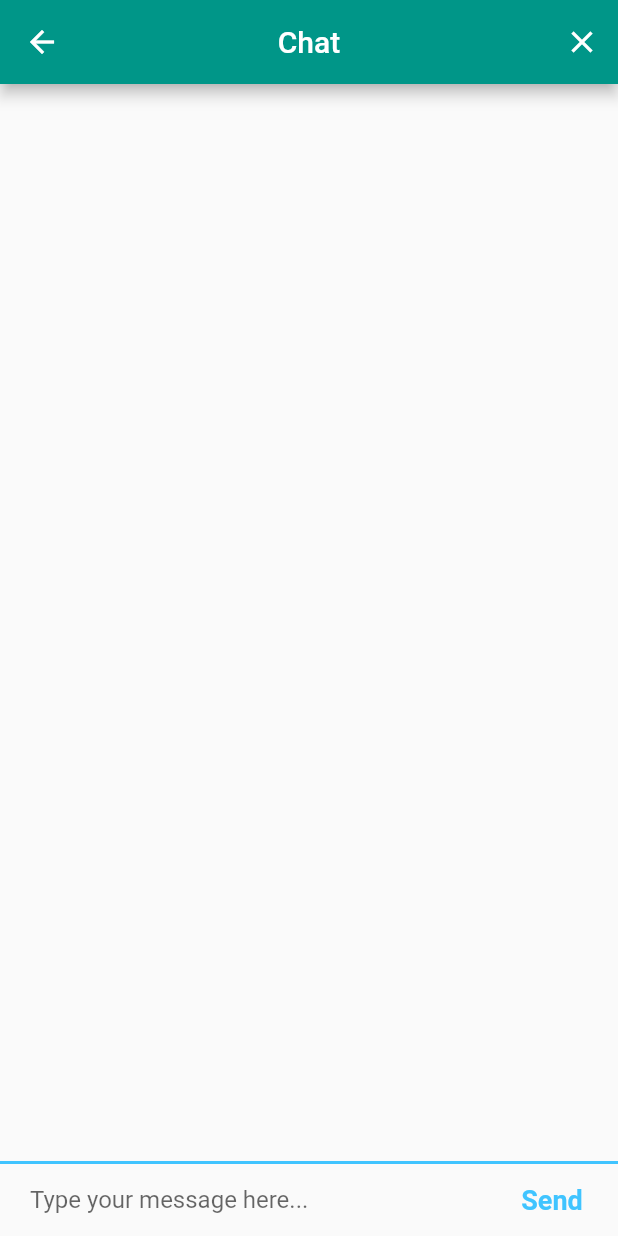
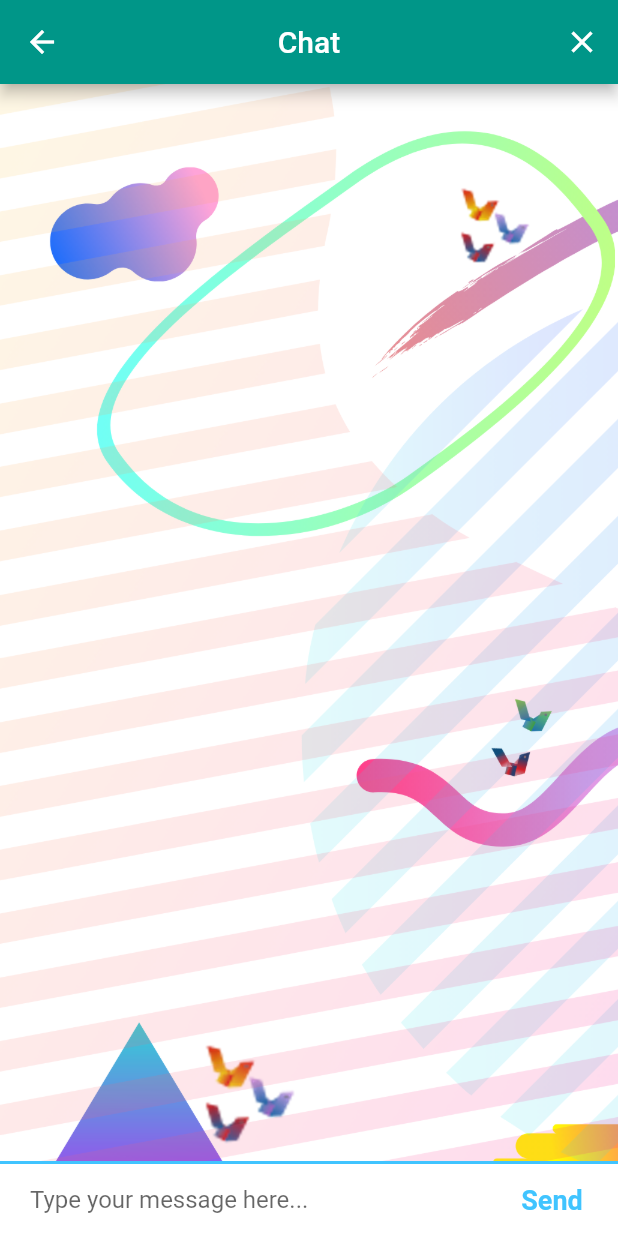
Before and after one commit to mokshkant7/HummingBird, a Flutter app: the ChatScreen screen opened by its route, on a phone screen of 412 x 824 dp. Run offline on Flutter 3.47's test engine with Material 2 defaults, Android fonts, the phone set to English and light mode, and no system bars; our stand-ins replace animated_text_kit, cloud_firestore, firebase_auth, modal_progress_hud; accounts and stored records are empty.

Commit message:
added cha screen background

```diff
--- a/lib/constants.dart
+++ b/lib/constants.dart
@@ -13,6 +13,7 @@ const kMessageTextFieldDecoration = InputDecoration(
 );
 
 const kMessageContainerDecoration = BoxDecoration(
+  color: Colors.white,
   border: Border(
     top: BorderSide(color: Colors.lightBlueAccent, width: 2.0),
   ),
--- a/lib/screens/chat_screen.dart
+++ b/lib/screens/chat_screen.dart
@@ -1,3 +1,4 @@
+import 'package:flutter/cupertino.dart';
 import 'package:flutter/material.dart';
 import 'package:flash_chat/constants.dart';
 import 'package:firebase_auth/firebase_auth.dart';
@@ -53,7 +54,14 @@ class _ChatScreenState extends State<ChatScreen> {
         backgroundColor: Colors.teal,
       ),
       body: SafeArea(
-        child: Column(
+        child: Stack(
+          fit: StackFit.expand,
+          children: <Widget>[
+            Image.asset(
+              'images/Back.png',
+              fit: BoxFit.cover,
+            ),
+            Column(
               mainAxisAlignment: MainAxisAlignment.spaceBetween,
               crossAxisAlignment: CrossAxisAlignment.stretch,
               children: <Widget>[
@@ -89,6 +97,8 @@ class _ChatScreenState extends State<ChatScreen> {
                       ),
                     ],
                   ),
+                ),
+              ],
             ),
           ],
         ),
@@ -155,8 +165,9 @@ class MessageBubble extends StatelessWidget {
           Text(
             sender,
             style: TextStyle(
-              fontSize: 12.0,
-              color: Colors.blueGrey,
+              fontSize: 14.0,
+              fontWeight: FontWeight.bold,
+              color: Colors.black,
             ),
           ),
           Material(
@@ -169,8 +180,9 @@ class MessageBubble extends StatelessWidget {
                       topRight: Radius.circular(30.0),
                       bottomLeft: Radius.circular(30.0),
                       bottomRight: Radius.circular(30.0)),
-              elevation: 5.0,
-              color: isMe ? Colors.lightBlueAccent : Colors.green,
+              elevation: 15.0,
+              color:
+                  isMe ? Colors.lightBlueAccent : Colors.lightGreenAccent[700],
               child: Padding(
                 padding: const EdgeInsets.symmetric(
                     vertical: 10.0, horizontal: 20.0),
@@ -178,7 +190,7 @@ class MessageBubble extends StatelessWidget {
                   text,
                   style: TextStyle(
                     color: isMe ? Colors.white : Colors.white,
-                    fontSize: 15.0,
+                    fontSize: 17.0,
                   ),
                 ),
               )),
```
Lines whose indentation alone changed are shown as unchanged.
